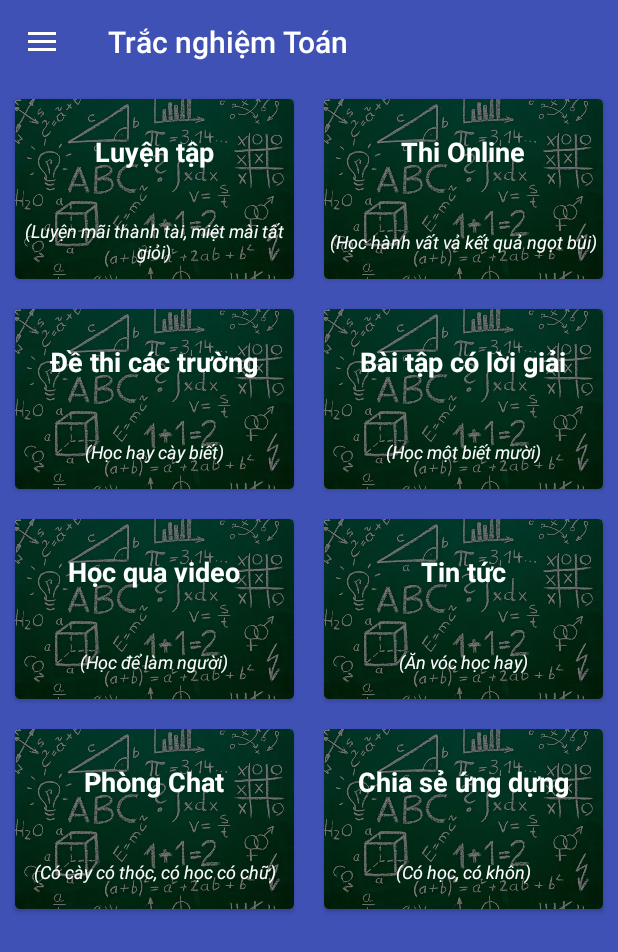
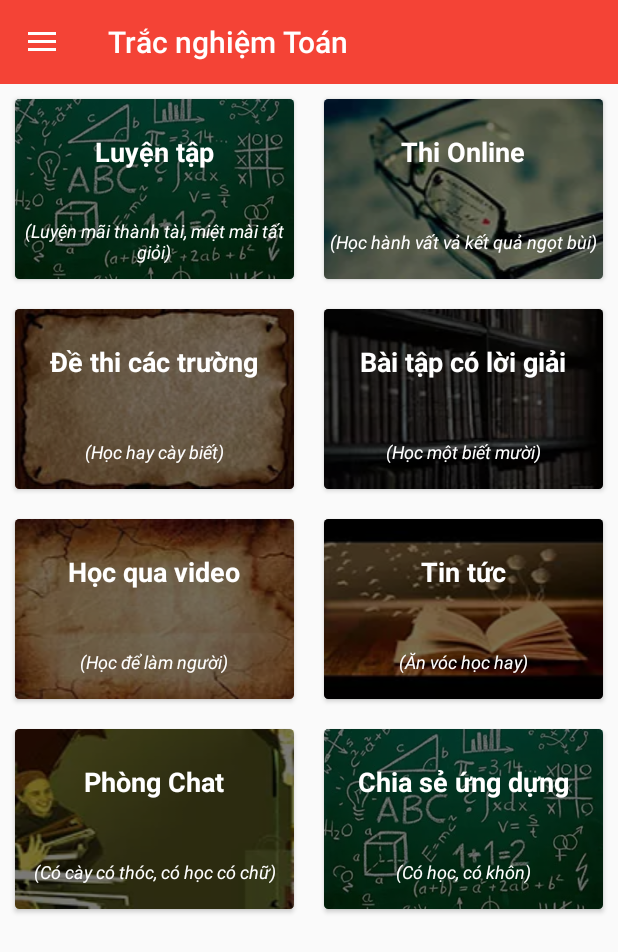
Before and after one commit to uethackathon2017/Alpha-Go, an Android app: the screen it shows after launch once a user with an empty profile is signed in (MainActivity), on a phone screen of 412 x 824 dp. Shown: the top 952 px of the screen. Run offline under Robolectric (Android 15) with nearby library versions, the phone set to English and light mode, and no system bars; our stand-ins replace Firebase (no records; nobody signed in at launch, a user with empty details on screens opened directly); libraries missing offline, so code that uses them is left out: com.facebook, com.facebook.appevents, com.facebook.login; pictures from the network do not load; 12 statements that could not run were skipped.

Commit message:
Fix lỗi

```diff
--- a/app/build.gradle
+++ b/app/build.gradle
@@ -6,7 +6,7 @@ android {
     defaultConfig {
         applicationId "com.quang.tracnghiemtoan"
         minSdkVersion 15
-        targetSdkVersion 25
+        targetSdkVersion 21
         versionCode 1
         versionName "1.0"
         testInstrumentationRunner "android.support.test.runner.AndroidJUnitRunner"
--- a/app/src/main/java/com/quang/tracnghiemtoan/adapters/MainAdapter.java
+++ b/app/src/main/java/com/quang/tracnghiemtoan/adapters/MainAdapter.java
@@ -4,6 +4,7 @@ import android.support.v7.widget.RecyclerView;
 import android.view.LayoutInflater;
 import android.view.View;
 import android.view.ViewGroup;
+import android.widget.LinearLayout;
 import android.widget.TextView;
 
 import com.quang.tracnghiemtoan.R;
@@ -34,10 +35,26 @@ public class MainAdapter extends RecyclerView.Adapter<MainAdapter.ViewHolder> {
     public void onBindViewHolder(ViewHolder holder, int position) {
         holder.tvMainText.setText(main_text[position]);
         holder.tvTucNgu.setText(main_tuc_ngu_text[position]);
-//        int[] androidColors = v.getResources().getIntArray(R.array.androidcolors);
-//        int randomAndroidColor = androidColors[new Random().nextInt(androidColors.length)];
-//        holder.tvMainText.setBackgroundColor(randomAndroidColor);
-//        holder.tvTucNgu.setBackgroundColor(randomAndroidColor);
+        switch (position) {
+            case 3:
+                holder.linearLayout.setBackgroundResource(R.drawable.bga);
+                break;
+            case 1:
+                holder.linearLayout.setBackgroundResource(R.drawable.bgb);
+                break;
+            case 2:
+                holder.linearLayout.setBackgroundResource(R.drawable.bgc);
+                break;
+            case 6:
+                holder.linearLayout.setBackgroundResource(R.drawable.bgd);
+                break;
+            case 4:
+                holder.linearLayout.setBackgroundResource(R.drawable.bge);
+                break;
+            case 5:
+                holder.linearLayout.setBackgroundResource(R.drawable.bgf);
+                break;
+        }
     }
 
     @Override
@@ -53,11 +70,13 @@ public class MainAdapter extends RecyclerView.Adapter<MainAdapter.ViewHolder> {
     class ViewHolder extends RecyclerView.ViewHolder implements View.OnClickListener {
 
         private TextView tvMainText, tvTucNgu;
+        private LinearLayout linearLayout;
 
         public ViewHolder(View itemView) {
             super(itemView);
             tvMainText = (TextView) itemView.findViewById(R.id.text_main);
             tvTucNgu = (TextView) itemView.findViewById(R.id.tuc_ngu_text);
+            linearLayout = (LinearLayout) itemView.findViewById(R.id.linearLayout);
             itemView.setOnClickListener(this);
         }
 
--- a/app/src/main/java/com/quang/tracnghiemtoan/fragments/MainFragment.java
+++ b/app/src/main/java/com/quang/tracnghiemtoan/fragments/MainFragment.java
@@ -50,24 +50,24 @@ public class MainFragment extends Fragment {
             @Override
             public void onItemClick(View view, int position) {
                 switch (position) {
-                    case 0:
+                    case 5:
                         transaction.replace(R.id.layout_content, new NewsFragment());
                         transaction.commit();
                         break;
-                    case 1:
+                    case 0:
                         startActivity(new Intent(getContext(), PracticeActivity.class));
                         break;
-                    case 2:
+                    case 1:
                         startActivity(new Intent(getContext(), TestOnlineActivity.class));
                         break;
-                    case 3:
+                    case 2:
                         transaction.replace(R.id.layout_content, new SchoolTestFragment());
                         transaction.commit();
                         break;
-                    case 4:
+                    case 3:
                         startActivity(new Intent(getContext(), SolutionActivity.class));
                         break;
-                    case 5:
+                    case 4:
                         startActivity(new Intent(getContext(), VideoTutorialActivity.class));
                         break;
                     case 6:
--- a/app/src/main/res/layout/fragment_main.xml
+++ b/app/src/main/res/layout/fragment_main.xml
@@ -6,7 +6,6 @@
 
     <android.support.v7.widget.RecyclerView
         android:id="@+id/recyclerView"
-        android:background="@color/colorPrimary"
         android:layout_width="match_parent"
         android:layout_height="match_parent" />
 
--- a/app/src/main/res/layout/row_main.xml
+++ b/app/src/main/res/layout/row_main.xml
@@ -7,6 +7,7 @@
     card_view:cardCornerRadius="3dp">
 
     <LinearLayout
+        android:id="@+id/linearLayout"
         android:layout_width="match_parent"
         android:layout_height="120dp"
         android:background="@drawable/nav_wall">
--- a/app/src/main/res/values/colors.xml
+++ b/app/src/main/res/values/colors.xml
@@ -1,7 +1,7 @@
 <?xml version="1.0" encoding="utf-8"?>
 <resources>
-    <color name="colorPrimary">#3F51B5</color>
-    <color name="colorPrimaryDark">#303F9F</color>
+    <color name="colorPrimary">#F44336</color>
+    <color name="colorPrimaryDark">#C62828</color>
     <color name="colorAccent">#FF4081</color>
     <color name="colangWhite">#ededed</color>
     <color name="colorPrimaryLove">#000000</color>
```
Also changed, not shown: app/src/main/res/drawable/bga.webp (added), app/src/main/res/drawable/bgb.webp (added), app/src/main/res/drawable/bgc.webp (added), app/src/main/res/drawable/bgd.webp (added), app/src/main/res/drawable/bge.webp (added), app/src/main/res/drawable/bgf.webp (added), app/src/main/res/drawable/nav_wall.webp.
